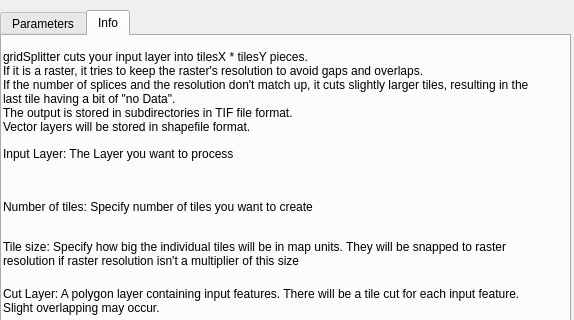
Old version of the form gridSplitter_dialog_base.ui in the repository Sereza7/gridsplitter; both pictures show x 0 to 574 and y 0 to 320 of the 574 by 562 pixel window.
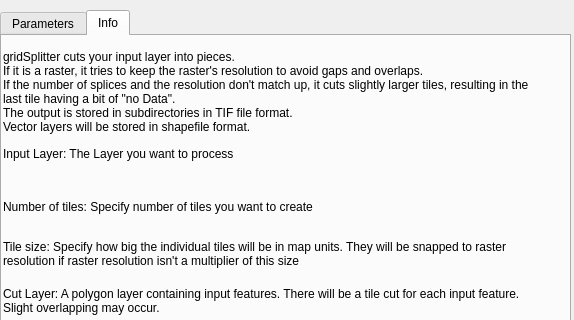
New version of the form. The open tabs and pages were chosen to show the change. Custom widgets are drawn as their Qt base class.

Commit message: tool tips explaining stuff

What changed in the file:
```diff
--- a/gridSplitter_dialog_base.ui
+++ b/gridSplitter_dialog_base.ui
@@ -309,7 +309,7 @@
          <locale language="English" country="UnitedStates"/>
         </property>
         <property name="text">
-         <string>gridSplitter cuts your input layer into tilesX * tilesY pieces.
+         <string>gridSplitter cuts your input layer into pieces.
 If it is a raster, it tries to keep the raster's resolution to avoid gaps and overlaps.
 If the number of splices and the resolution don't match up, it cuts slightly larger tiles, resulting in the last tile having a bit of &quot;no Data&quot;.
 The output is stored in subdirectories in TIF file format.
```
Left out of the diff: 54 changed lines with no effect on the pictures.
